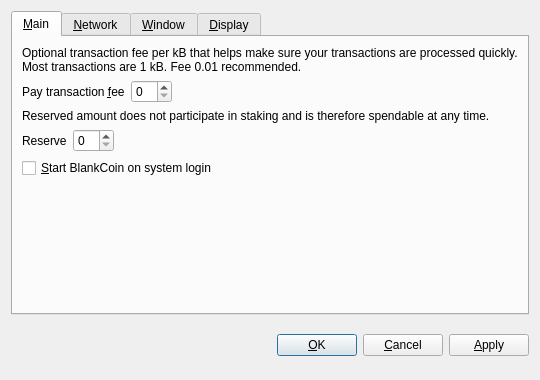
First picture: the form in src/qt/forms/optionsdialog.ui, repository CashCow-Project/cashcow-cpow, before the edit.
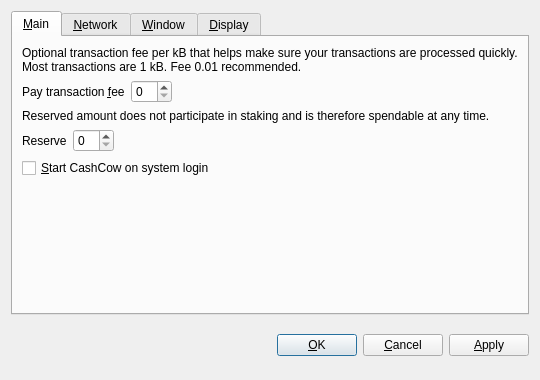
Second picture: the form after the edit. Custom widgets are drawn as their Qt base class.

What changed in the file:
```diff
--- a/src/qt/forms/optionsdialog.ui
+++ b/src/qt/forms/optionsdialog.ui
@@ -128,7 +128,7 @@
           <string>Automatically start BlankCoin after logging in to the system.</string>
          </property>
          <property name="text">
-          <string>&amp;Start BlankCoin on system login</string>
+          <string>&amp;Start CashCow on system login</string>
          </property>
         </widget>
        </item>
```
Left out of the diff: 10 changed lines with no effect on the pictures.
